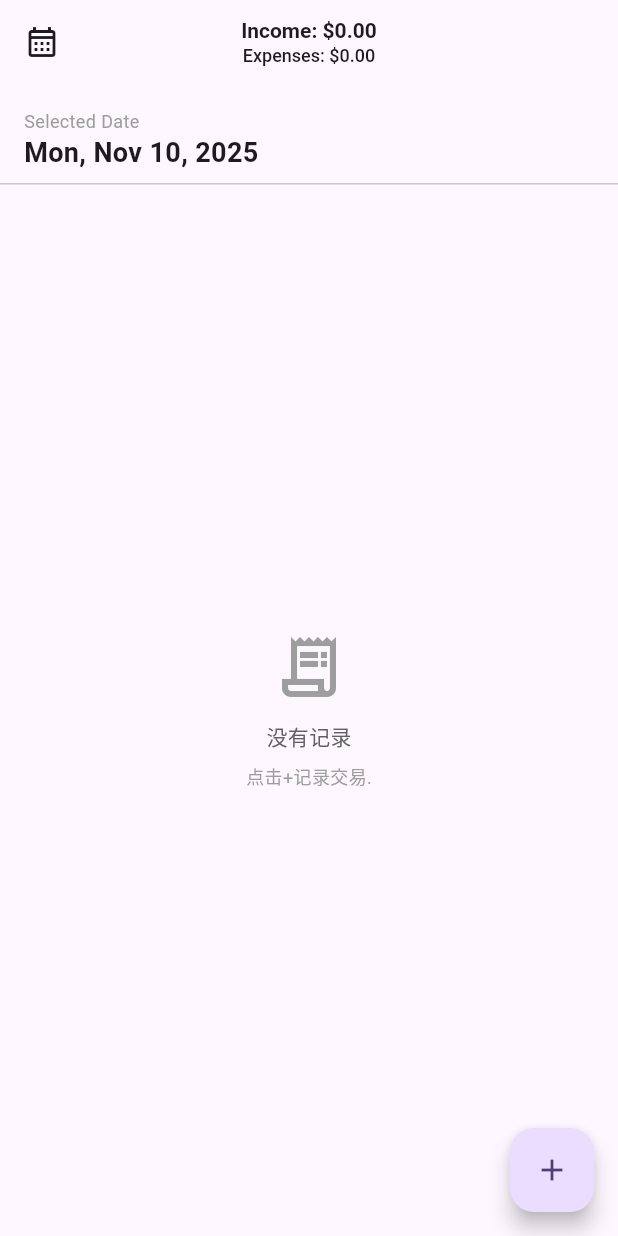
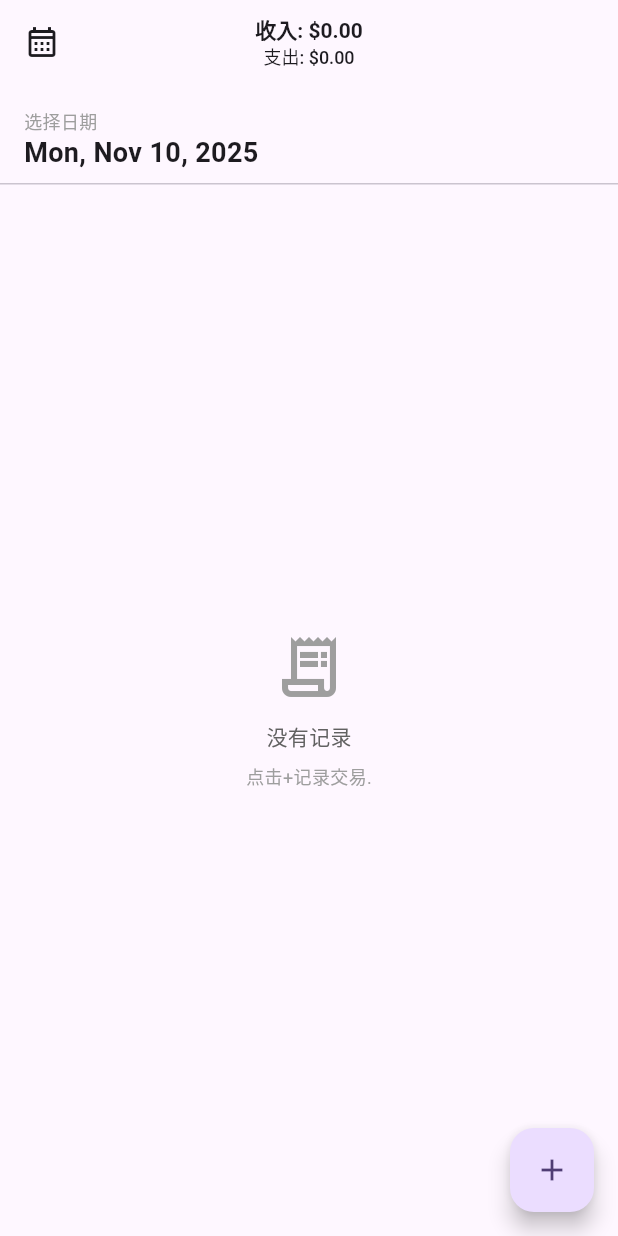
Before and after one commit to yuxi03/finance-expense, a Flutter app: the screen it shows after launch, on a phone screen of 412 x 824 dp. Run offline on Flutter 3.47's test engine with Material 3 defaults, Android fonts, the phone set to English and light mode, and no system bars; our stand-ins replace flutter_riverpod, sqflite; accounts and stored records are empty.

Commit message:
home page update

```diff
--- a/finance_app/lib/pages/home_page.dart
+++ b/finance_app/lib/pages/home_page.dart
@@ -51,7 +51,7 @@ class FinanceHomePage extends ConsumerWidget {
     return Scaffold(
       appBar: AppBar(
         leading: IconButton(
-          tooltip: 'Pick date',
+          tooltip: '选择日期',
           icon: const Icon(Icons.calendar_month_outlined),
           onPressed: () => _pickDate(context, ref),
         ),
@@ -60,11 +60,11 @@ class FinanceHomePage extends ConsumerWidget {
           mainAxisSize: MainAxisSize.min,
           children: [
             Text(
-              'Income: $incomeStr',
+              '收入: $incomeStr',
               style: const TextStyle(fontSize: 14, fontWeight: FontWeight.w600),
             ),
             Text(
-              'Expenses: $expenseStr',
+              '支出: $expenseStr',
               style: const TextStyle(fontSize: 12, fontWeight: FontWeight.w500),
             ),
           ],
@@ -82,7 +82,7 @@ class FinanceHomePage extends ConsumerWidget {
                   crossAxisAlignment: CrossAxisAlignment.start,
                   children: [
                     const Text(
-                      'Selected Date',
+                      '选择日期',
                       style: TextStyle(fontSize: 12, color: Colors.grey),
                     ),
                     Text(
@@ -109,7 +109,7 @@ class FinanceHomePage extends ConsumerWidget {
         ],
       ),
       floatingActionButton: FloatingActionButton(
-        tooltip: 'Add transaction',
+        tooltip: '添加交易',
         onPressed: () => _openAddSheet(context, ref),
         child: const Icon(Icons.add),
       ),
```
